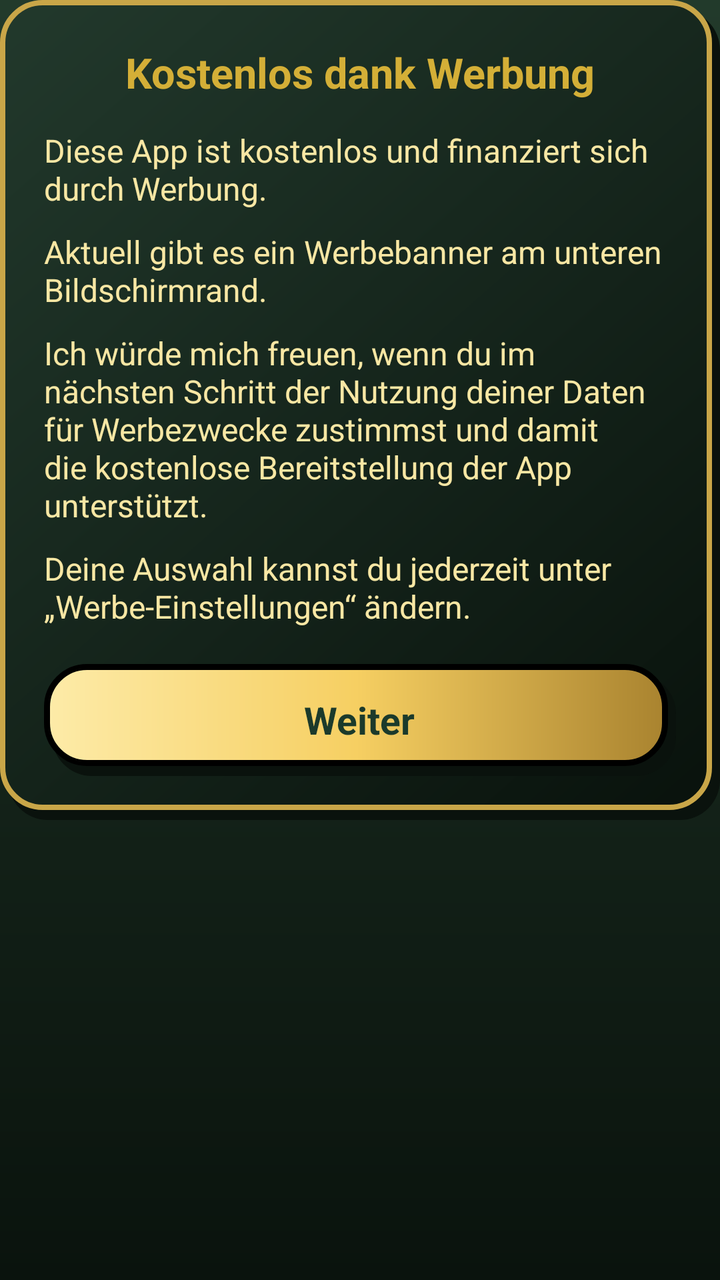
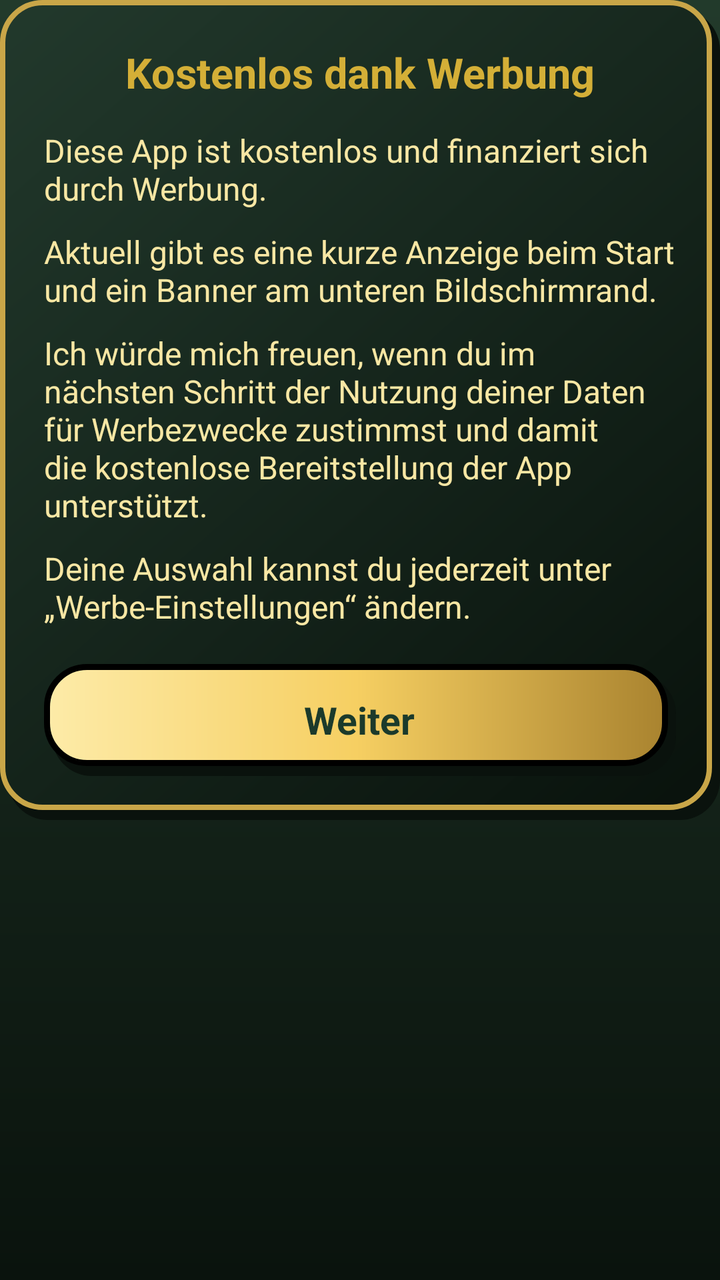

Two renders of the same Android screen: before a commit and after it. Below are the layout's source before the change and the commit's diff.
<!-- AndroidManifest.xml: application theme Theme.PdfReader -->
<!-- res/layout/dialog_intro.xml -->
<?xml version="1.0" encoding="utf-8"?>
<ScrollView xmlns:android="http://schemas.android.com/apk/res/android"
    android:layout_width="match_parent"
    android:layout_height="wrap_content">

    <LinearLayout
        android:layout_width="match_parent"
        android:layout_height="wrap_content"
        android:background="@drawable/bg_box_dark"
        android:orientation="vertical"
        android:padding="22dp">

        <TextView
            android:layout_width="match_parent"
            android:layout_height="wrap_content"
            android:gravity="center"
            android:text="Kostenlos dank Werbung"
            android:textColor="@color/gold"
            android:textSize="21sp"
            android:textStyle="bold" />

        <TextView
            android:layout_width="match_parent"
            android:layout_height="wrap_content"
            android:layout_marginTop="14dp"
            android:text="Diese App ist kostenlos und finanziert sich durch Werbung."
            android:textColor="@color/text_hell"
            android:textSize="16sp" />

        <TextView
            android:layout_width="match_parent"
            android:layout_height="wrap_content"
            android:layout_marginTop="10dp"
            android:text="Aktuell gibt es ein Werbebanner am unteren Bildschirmrand."
            android:textColor="@color/text_hell"
            android:textSize="16sp" />

        <TextView
            android:layout_width="match_parent"
            android:layout_height="wrap_content"
            android:layout_marginTop="10dp"
            android:text="Ich würde mich freuen, wenn du im nächsten Schritt der Nutzung deiner Daten für Werbezwecke zustimmst und damit die kostenlose Bereitstellung der App unterstützt."
            android:textColor="@color/text_hell"
            android:textSize="16sp" />

        <TextView
            android:layout_width="match_parent"
            android:layout_height="wrap_content"
            android:layout_marginTop="10dp"
            android:text="Deine Auswahl kannst du jederzeit unter „Werbe-Einstellungen“ ändern."
            android:textColor="@color/text_hell"
            android:textSize="16sp" />

        <LinearLayout
            android:id="@+id/btnIntroOk"
            android:layout_width="match_parent"
            android:layout_height="wrap_content"
            android:layout_marginTop="18dp"
            android:background="@drawable/bg_btn_gold"
            android:clickable="true"
            android:focusable="true"
            android:gravity="center"
            android:minHeight="56dp"
            android:orientation="horizontal"
            android:paddingStart="16dp"
            android:paddingEnd="16dp">

            <TextView
                android:layout_width="wrap_content"
                android:layout_height="wrap_content"
                android:text="Weiter"
                android:textColor="@color/auf_gold"
                android:textSize="19sp"
                android:textStyle="bold" />
        </LinearLayout>
    </LinearLayout>
</ScrollView>
<!-- resources referenced by this layout -->
<resources>
  <color name="auf_gold">#1B3A2B</color>
  <color name="gold">#D4AF37</color>
  <color name="text_hell">#F8E7A4</color>
  <!-- drawable bg_box_dark (drawable) -->
  <?xml version="1.0" encoding="utf-8"?>
  <layer-list xmlns:android="http://schemas.android.com/apk/res/android">
          <item
              android:left="4dp"
              android:top="5dp">
              <shape android:shape="rectangle">
                  <solid android:color="#0A120D" />
                  <corners android:radius="20dp" />
              </shape>
          </item>
          <item
              android:bottom="5dp"
              android:right="4dp">
              <shape android:shape="rectangle">
                  <gradient
                      android:angle="315"
                      android:endColor="#09120C"
                      android:startColor="#22392C" />
                  <stroke
                      android:width="2.5dp"
                      android:color="#C9A648" />
                  <corners android:radius="20dp" />
              </shape>
          </item>
      </layer-list>
  <!-- drawable bg_btn_gold (drawable) -->
  <?xml version="1.0" encoding="utf-8"?>
  <ripple xmlns:android="http://schemas.android.com/apk/res/android"
      android:color="#55FFFFFF">
      <item>
      <layer-list>
          <item
              android:left="4dp"
              android:top="5dp">
              <shape android:shape="rectangle">
                  <solid android:color="#0A120D" />
                  <corners android:radius="20dp" />
              </shape>
          </item>
          <item
              android:bottom="5dp"
              android:right="4dp">
              <shape android:shape="rectangle">
                  <gradient
                      android:angle="0"
                  android:centerColor="#F6CF62"
                      android:endColor="#A9832F"
                      android:startColor="#FDEBA8" />
                  <stroke
                      android:width="3dp"
                      android:color="#000000" />
                  <corners android:radius="20dp" />
              </shape>
          </item>
      </layer-list>
      </item>
  </ripple>
  <style name="Theme.PdfReader" parent="Theme.AppCompat.NoActionBar">
          <item name="android:windowBackground">@drawable/bg_screen</item>
          <item name="android:textColor">@color/text_hell</item>
          <item name="colorAccent">@color/gold</item>
          <item name="colorPrimary">@color/tanne</item>
          <item name="colorPrimaryDark">@color/tanne_dunkel</item>
          <item name="android:statusBarColor">@color/tanne</item>
          <item name="android:navigationBarColor">@color/tanne_dunkel</item>
          <item name="android:windowLightStatusBar">false</item>
      </style>
  <!-- drawable bg_screen (drawable) -->
  <?xml version="1.0" encoding="utf-8"?>
  <shape xmlns:android="http://schemas.android.com/apk/res/android"
      android:shape="rectangle">
      <gradient
          android:angle="270"
          android:endColor="#0A130D"
          android:startColor="#223A2B" />
  </shape>
  <color name="tanne">#1A2C20</color>
  <color name="tanne_dunkel">#0F1B14</color>
</resources>

<!-- the commit's change to res/layout/dialog_intro.xml (unified diff, before → after) -->
@@ -31,7 +31,7 @@
             android:layout_width="match_parent"
             android:layout_height="wrap_content"
             android:layout_marginTop="10dp"
-            android:text="Aktuell gibt es ein Werbebanner am unteren Bildschirmrand."
+            android:text="Aktuell gibt es eine kurze Anzeige beim Start und ein Banner am unteren Bildschirmrand."
             android:textColor="@color/text_hell"
             android:textSize="16sp" />
 
